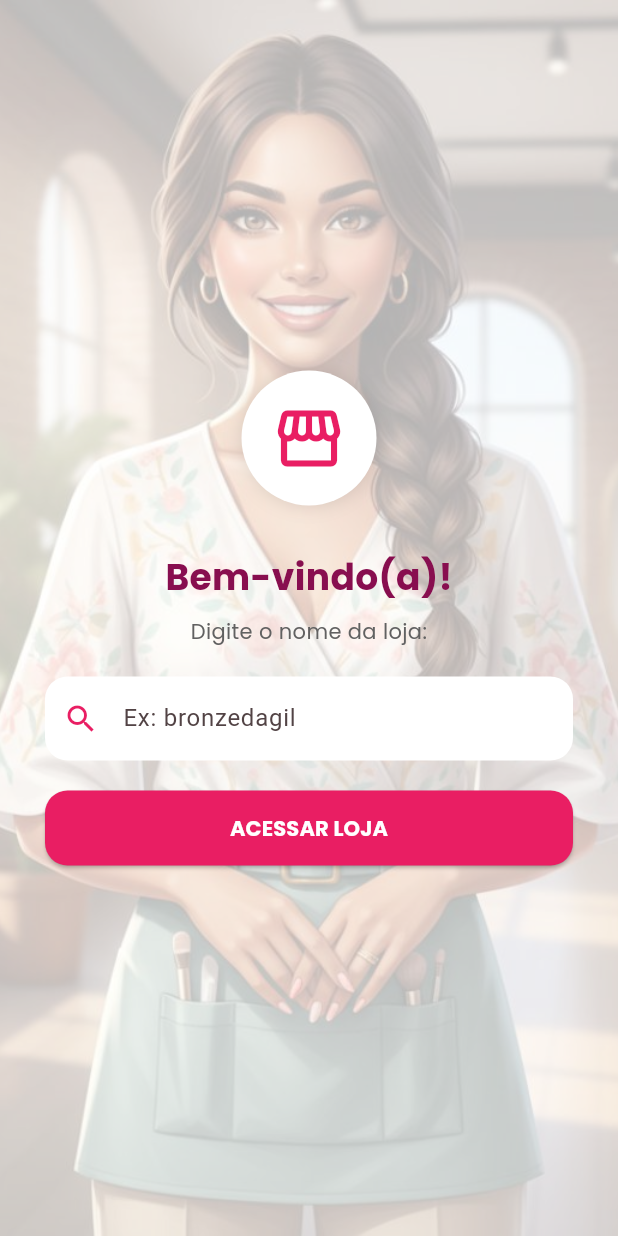
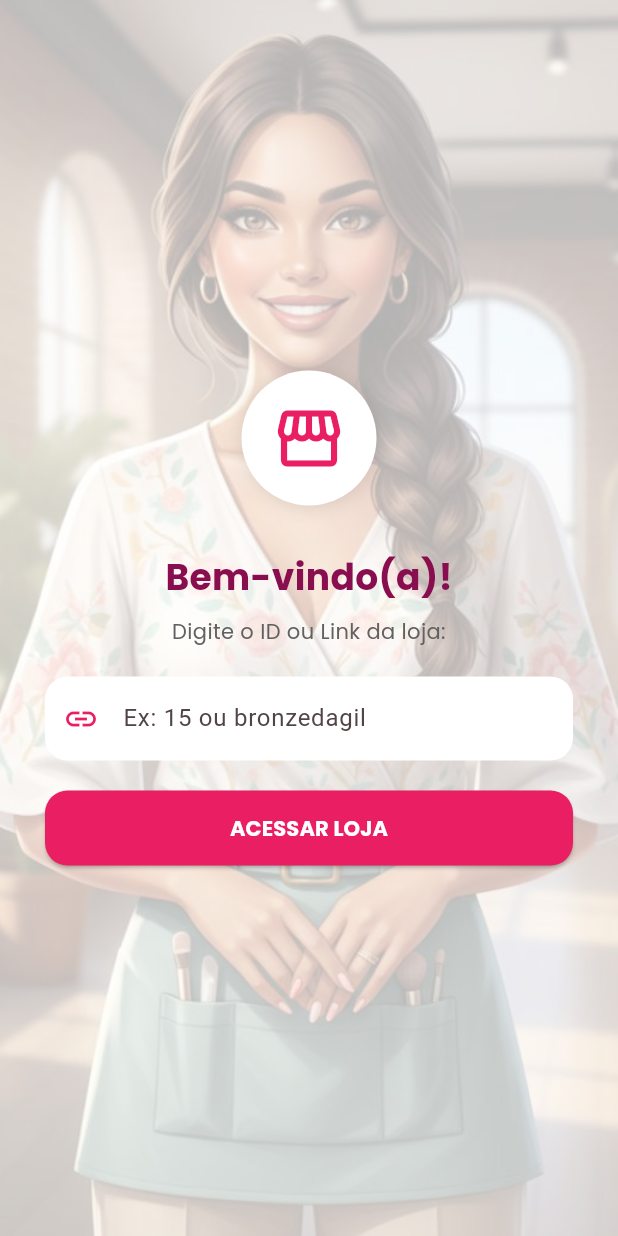
Before and after one commit to promadod/App-do-Cliente-Agendamento-, a Flutter app: the screen it shows after launch, after a tap on "ACESSAR LOJA", on a phone screen of 412 x 824 dp. Run offline on Flutter 3.47's test engine with Material 3 defaults, Android fonts, the phone set to English and light mode, and no system bars; our stand-ins replace dio, google_fonts, shared_preferences; network calls fail.

Commit message:
Update: Busca por ID e Slug

```diff
--- a/lib/api_client.dart
+++ b/lib/api_client.dart
@@ -4,7 +4,7 @@ class ApiClient {
   final Dio dio = Dio(
     BaseOptions(
       // ⚠️ ATENÇÃO: Se usar Emulador use 10.0.2.2. Se usar celular real, use o IP do PC (ex: 192.168.0.10)
-      baseUrl: 'http://192.168.11.144:8000/api/',
+      baseUrl: 'https://oneiratech01.pythonanywhere.com/api/',
       connectTimeout: const Duration(seconds: 10),
       receiveTimeout: const Duration(seconds: 10),
       headers: {'Content-Type': 'application/json'},
--- a/lib/main.dart
+++ b/lib/main.dart
@@ -47,15 +47,12 @@ void main() async {
         ),
       ),
 
-      // AQUI ESTÁ A MÁGICA PARA O QR CODE / LINK FUNCIONAR
+      // ROTEAMENTO INTELIGENTE (SLUG OU ID)
       onGenerateRoute: (settings) {
-        // O Flutter pega automaticamente o que vem depois do /#/
-        // Ex: se acessar /#/bronzedagil, o settings.name será "/bronzedagil"
-
         String? slugDetectado;
 
         if (settings.name != null && settings.name != '/') {
-          // Remove a barra inicial se tiver (de "/bronzedagil" para "bronzedagil")
+          // Remove a barra inicial (de "/15" para "15")
           slugDetectado = settings.name!.replaceAll('/', '');
         }
 
@@ -68,10 +65,10 @@ void main() async {
 }
 
 // ============================================================================
-// TELA 1: LANDING (O PORTEIRO INTELIGENTE)
+// TELA 1: LANDING (O PORTEIRO INTELIGENTE COM SUPORTE A ID)
 // ============================================================================
 class LandingScreen extends StatefulWidget {
-  final String? slugViaUrl; // Recebe o nome da loja direto da URL
+  final String? slugViaUrl; // Pode ser nome ("bronzedagil") ou ID ("15")
 
   const LandingScreen({super.key, this.slugViaUrl});
 
@@ -94,28 +91,72 @@ class _LandingScreenState extends State<LandingScreen> {
   }
 
   void _iniciarAcesso() async {
-    // 1. Prioridade Total: URL (Link do WhatsApp/QR Code)
+    // 1. Prioridade Total: URL (Link com ID ou Nome)
     if (widget.slugViaUrl != null && widget.slugViaUrl!.isNotEmpty) {
-      _buscarLoja(widget.slugViaUrl!);
+      // Verifica se é um NÚMERO (Novo padrão) ou TEXTO (Antigo)
+      if (int.tryParse(widget.slugViaUrl!) != null) {
+        _buscarPorId(int.parse(widget.slugViaUrl!));
+      } else {
+        _buscarPorSlug(widget.slugViaUrl!); // Mantém suporte a links antigos
+      }
       return;
     }
 
     // 2. Se não tem URL, tenta a memória (Cache)
     final prefs = await SharedPreferences.getInstance();
-    final ultimoSalao = prefs.getString('ultimo_salao_slug');
 
-    if (ultimoSalao != null) {
-      _buscarLoja(ultimoSalao);
-    } else {
-      // 3. Último caso: Mostra campo de busca (apenas se não tiver link nem memória)
+    // Tenta recuperar ID primeiro (mais seguro)
+    final ultimoId = prefs.getInt('ultimo_salao_id');
+    if (ultimoId != null) {
+      _buscarPorId(ultimoId);
+      return;
+    }
+
+    // Se não tiver ID, tenta slug antigo
+    final ultimoSlug = prefs.getString('ultimo_salao_slug');
+    if (ultimoSlug != null) {
+      _buscarPorSlug(ultimoSlug);
+      return;
+    }
+
+    // 3. Último caso: Mostra campo de busca
     setState(() {
       _modoBusca = true;
-        _mensagemStatus = "Digite o nome da loja para acessar";
+      _mensagemStatus = "Digite o ID ou Link da loja";
+    });
+  }
+
+  // --- NOVA FUNÇÃO: BUSCA POR ID (MUITO MAIS SEGURA) ---
+  void _buscarPorId(int id) async {
+    setState(() {
+      _modoBusca = false;
+      _erro = false;
+      _mensagemStatus = "Acessando loja #$id...";
+    });
+
+    try {
+      // Chama a rota nova que criamos no Django
+      final response = await _client.dio.get('salao-id/$id/');
+      final dadosSalao = response.data;
+
+      // Salva na memória o ID (que nunca muda!)
+      final prefs = await SharedPreferences.getInstance();
+      await prefs.setInt('ultimo_salao_id', id);
+
+      if (mounted) {
+        _irParaLogin(dadosSalao);
+      }
+    } catch (e) {
+      setState(() {
+        _erro = true;
+        _modoBusca = true;
+        _mensagemStatus = "Loja #$id não encontrada.";
       });
     }
   }
 
-  void _buscarLoja(String slug) async {
+  // --- FUNÇÃO LEGADA: BUSCA POR SLUG (PARA LINKS ANTIGOS) ---
+  void _buscarPorSlug(String slug) async {
     setState(() {
       _modoBusca = false;
       _erro = false;
@@ -126,11 +167,23 @@ class _LandingScreenState extends State<LandingScreen> {
       final response = await _client.dio.get('salao-info/$slug/');
       final dadosSalao = response.data;
 
-      // Salva na memória para a próxima vez
+      // Aproveita e já salva o ID para o futuro
       final prefs = await SharedPreferences.getInstance();
-      await prefs.setString('ultimo_salao_slug', slug);
+      await prefs.setInt('ultimo_salao_id', dadosSalao['id']);
 
       if (mounted) {
+        _irParaLogin(dadosSalao);
+      }
+    } catch (e) {
+      setState(() {
+        _erro = true;
+        _modoBusca = true;
+        _mensagemStatus = "Loja '$slug' não encontrada.";
+      });
+    }
+  }
+
+  void _irParaLogin(dynamic dadosSalao) {
     Navigator.pushReplacement(
       context,
       MaterialPageRoute(
@@ -143,15 +196,6 @@ class _LandingScreenState extends State<LandingScreen> {
         ),
       ),
     );
-      }
-    } catch (e) {
-      setState(() {
-        _erro = true;
-        _modoBusca = true; // Libera a busca manual se o link estiver errado
-        _mensagemStatus =
-            "Não foi possível conectar à loja '$slug'.\nVerifique o link ou sua internet.";
-      });
-    }
   }
 
   @override
@@ -201,7 +245,6 @@ class _LandingScreenState extends State<LandingScreen> {
                       ),
                     ),
                   ] else ...[
-                    // Só aparece se o link falhar ou não existir
                     Text(
                       "Bem-vindo(a)!",
                       style: GoogleFonts.poppins(
@@ -212,7 +255,7 @@ class _LandingScreenState extends State<LandingScreen> {
                     ),
                     const SizedBox(height: 10),
                     Text(
-                      _erro ? _mensagemStatus : "Digite o nome da loja:",
+                      _erro ? _mensagemStatus : "Digite o ID ou Link da loja:",
                       textAlign: TextAlign.center,
                       style: GoogleFonts.poppins(
                         color: _erro ? Colors.red : Colors.grey[700],
@@ -221,14 +264,22 @@ class _LandingScreenState extends State<LandingScreen> {
                     ),
                     const SizedBox(height: 20),
 
+                    // CAMPO DE BUSCA INTELIGENTE (Aceita número ou texto)
                     TextField(
                       controller: _buscaController,
+                      keyboardType: TextInputType.text, // Aceita letras e números
                       decoration: const InputDecoration(
-                        hintText: "Ex: bronzedagil",
-                        prefixIcon: Icon(Icons.search),
+                        hintText: "Ex: 15 ou bronzedagil",
+                        prefixIcon: Icon(Icons.link),
                         fillColor: Colors.white,
                       ),
-                      onSubmitted: (val) => _buscarLoja(val),
+                      onSubmitted: (val) {
+                         if (int.tryParse(val) != null) {
+                           _buscarPorId(int.parse(val));
+                         } else {
+                           _buscarPorSlug(val);
+                         }
+                      },
                     ),
                     const SizedBox(height: 20),
 
@@ -236,8 +287,13 @@ class _LandingScreenState extends State<LandingScreen> {
                       width: double.infinity,
                       child: ElevatedButton(
                         onPressed: () {
-                          if (_buscaController.text.isNotEmpty) {
-                            _buscarLoja(_buscaController.text.trim());
+                          final texto = _buscaController.text.trim();
+                          if (texto.isNotEmpty) {
+                            if (int.tryParse(texto) != null) {
+                               _buscarPorId(int.parse(texto));
+                             } else {
+                               _buscarPorSlug(texto);
+                             }
                           }
                         },
                         child: Text(
@@ -260,7 +316,7 @@ class _LandingScreenState extends State<LandingScreen> {
 }
 
 // ============================================================================
-// TELA 2: IDENTIFICAÇÃO (MANTENHA O CÓDIGO DA IDENTIFICAÇÃO AQUI PARA BAIXO)
+// TELA 2: IDENTIFICAÇÃO (PERMANECE IGUAL)
 // ============================================================================
 class IdentificacaoScreen extends StatefulWidget {
   final int salaoId;
```
Also changed, not shown: 4 other files. Lines whose indentation alone changed are shown as unchanged.
